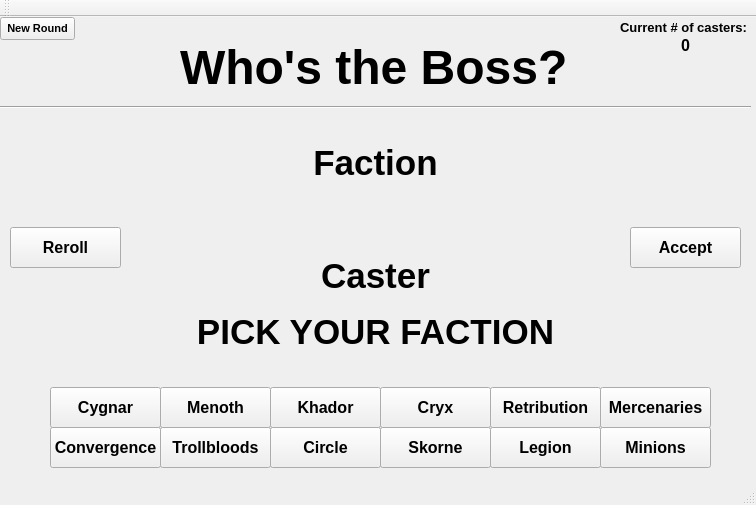
Old version of the form src/wtb/wtb.ui in the repository tman3257/wtbGenerator.
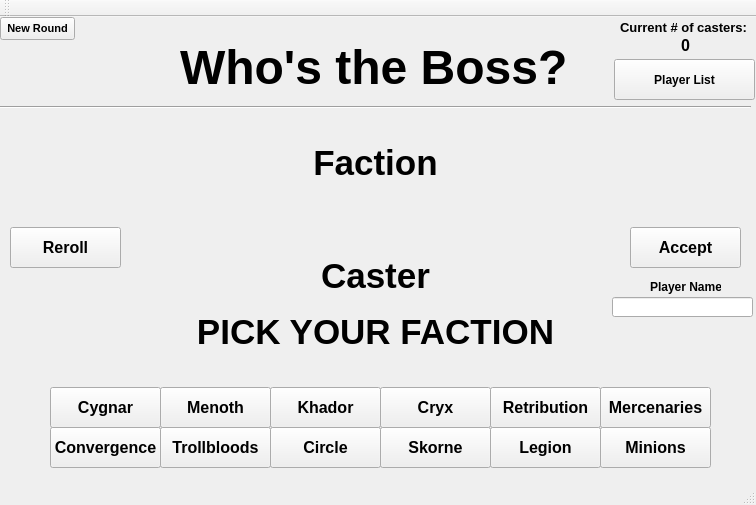
New version of the form.

Commit message: Added all casters currently released. Added HTML file generation and calls for player list. Some error checking.

```diff
--- a/src/wtb/wtb.ui
+++ b/src/wtb/wtb.ui
@@ -498,6 +498,56 @@
      <set>Qt::AlignCenter</set>
     </property>
    </widget>
+   <widget class="QLineEdit" name="playerNameBox">
+    <property name="geometry">
+     <rect>
+      <x>612</x>
+      <y>280</y>
+      <width>141</width>
+      <height>20</height>
+     </rect>
+    </property>
+   </widget>
+   <widget class="QLabel" name="label_2">
+    <property name="geometry">
+     <rect>
+      <x>650</x>
+      <y>260</y>
+      <width>71</width>
+      <height>20</height>
+     </rect>
+    </property>
+    <property name="font">
+     <font>
+      <family>Arial</family>
+      <weight>75</weight>
+      <bold>true</bold>
+     </font>
+    </property>
+    <property name="text">
+     <string>Player Name</string>
+    </property>
+   </widget>
+   <widget class="QPushButton" name="playerListButton">
+    <property name="geometry">
+     <rect>
+      <x>614</x>
+      <y>42</y>
+      <width>141</width>
+      <height>41</height>
+     </rect>
+    </property>
+    <property name="font">
+     <font>
+      <family>Arial</family>
+      <weight>75</weight>
+      <bold>true</bold>
+     </font>
+    </property>
+    <property name="text">
+     <string>Player List</string>
+    </property>
+   </widget>
   </widget>
   <widget class="QMenuBar" name="menuBar">
    <property name="geometry">
```
The commit also changes 5 other files.
